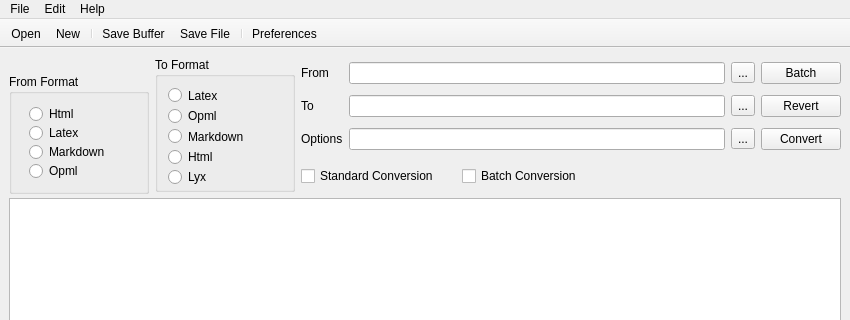
First picture: the form in source/gui/panconvert_gui.ui, repository apaeffgen/PanConvert, before the edit; both pictures show x 0 to 850 and y 0 to 320 of the 850 by 600 pixel window.
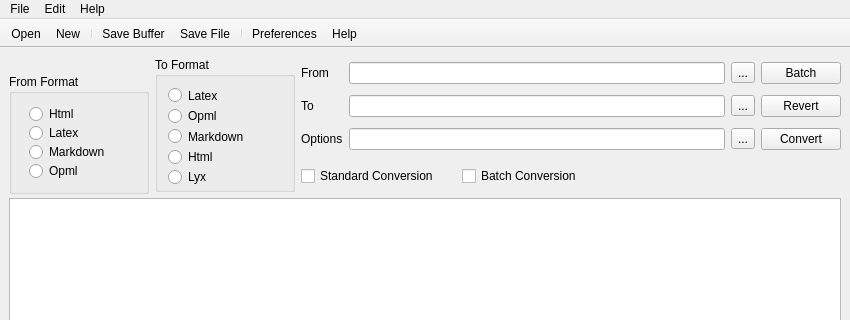
Second picture: the form after the edit. Icons and pictures are not drawn.

Commit message: New Help System on Version 0.1.7 New About Dialog

Diff of the .ui file:
```diff
--- a/source/gui/panconvert_gui.ui
+++ b/source/gui/panconvert_gui.ui
@@ -423,6 +423,7 @@
    <addaction name="actionSave_AS"/>
    <addaction name="separator"/>
    <addaction name="actionPreferences"/>
+   <addaction name="actionHelp"/>
   </widget>
   <action name="actionSave">
    <property name="icon">
```
Left out of the diff: 11 changed lines with no effect on the pictures. The commit also changes 14 other files.
